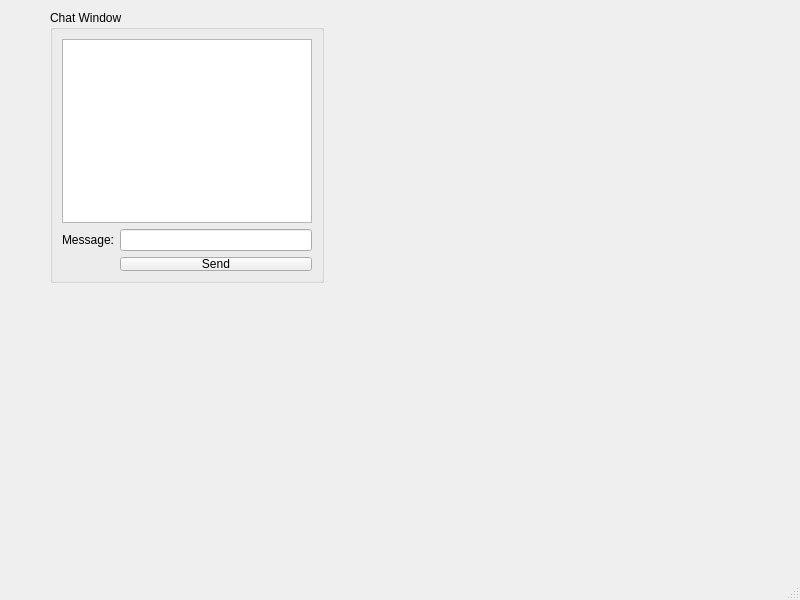
SirMel0n/QT-Desktop-Messenger, file mainwindow.ui: the form before one commit.
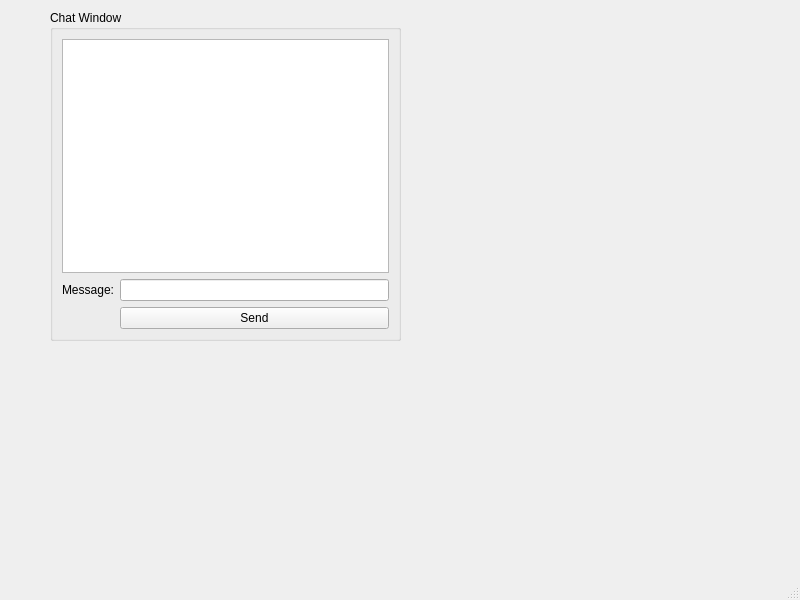
The form after the commit.

Diff of the .ui file:
```diff
--- a/mainwindow.ui
+++ b/mainwindow.ui
@@ -19,8 +19,8 @@
      <rect>
       <x>50</x>
       <y>10</y>
-      <width>274</width>
-      <height>273</height>
+      <width>351</width>
+      <height>331</height>
      </rect>
     </property>
     <property name="title">
@@ -44,8 +44,8 @@
       <widget class="QPushButton" name="btnSend">
        <property name="minimumSize">
         <size>
-         <width>70</width>
-         <height>10</height>
+         <width>0</width>
+         <height>0</height>
         </size>
        </property>
        <property name="text">
```
